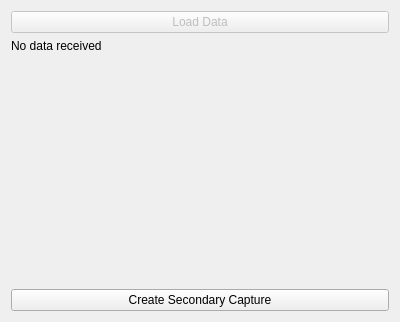
Qt form Plugins/org.maf.dah.exampleapp/mafCTKExampleDicomAppWidget.ui (tartarini/MAF3) before a commit.
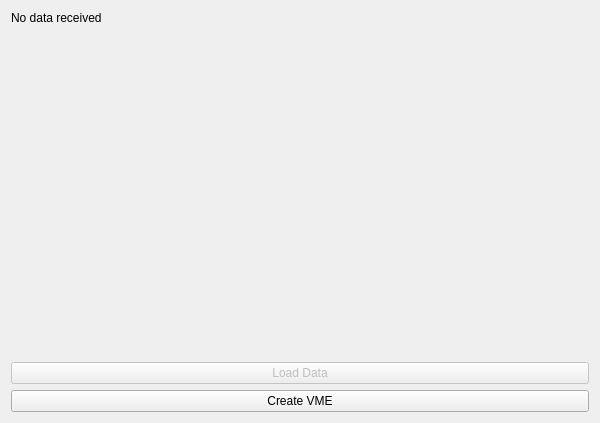
The same form after that commit.

Commit message: add the basic example for a full MAF3 Dicom Application Hosted

```diff
--- a/Plugins/org.maf.dah.exampleapp/mafCTKExampleDicomAppWidget.ui
+++ b/Plugins/org.maf.dah.exampleapp/mafCTKExampleDicomAppWidget.ui
@@ -6,24 +6,14 @@
    <rect>
     <x>0</x>
     <y>0</y>
-    <width>400</width>
-    <height>322</height>
+    <width>600</width>
+    <height>423</height>
    </rect>
   </property>
   <property name="windowTitle">
    <string>DICOM MAF Hosted App</string>
   </property>
   <layout class="QVBoxLayout" name="verticalLayout">
-   <item>
-    <widget class="QPushButton" name="LoadDataButton">
-     <property name="enabled">
-      <bool>false</bool>
-     </property>
-     <property name="text">
-      <string>Load Data</string>
-     </property>
-    </widget>
-   </item>
    <item>
     <widget class="QLabel" name="ReceivedDataInformation">
      <property name="sizePolicy">
@@ -53,10 +43,20 @@
      </property>
     </widget>
    </item>
+   <item>
+    <widget class="QPushButton" name="LoadDataButton">
+     <property name="enabled">
+      <bool>false</bool>
+     </property>
+     <property name="text">
+      <string>Load Data</string>
+     </property>
+    </widget>
+   </item>
    <item>
     <widget class="QPushButton" name="CreateSecondaryCaptureButton">
      <property name="text">
-      <string>Create Secondary Capture</string>
+      <string>Create VME</string>
      </property>
     </widget>
    </item>
```
The commit also changes 10 other files.
